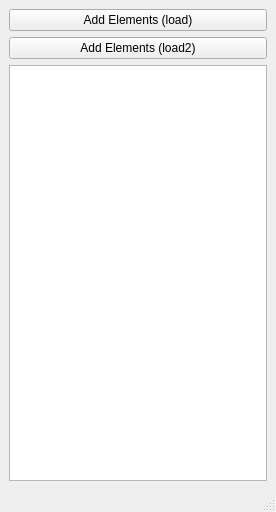
The window that src/QMainWidget.ui (apalomer/QTreeView_example) describes before a commit, drawn with Qt 5.
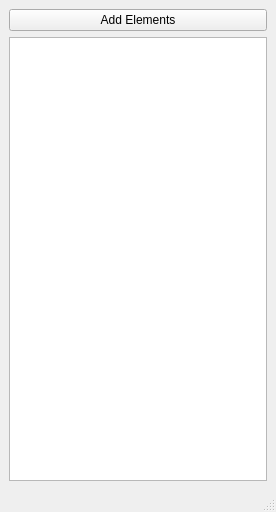
The same window after the commit.

Diff of the .ui file:
```diff
--- a/src/QMainWidget.ui
+++ b/src/QMainWidget.ui
@@ -18,19 +18,12 @@
     <item row="0" column="0">
      <widget class="QPushButton" name="addElementsLoad_pushButton">
       <property name="text">
-       <string>Add Elements (load)</string>
+       <string>Add Elements</string>
       </property>
      </widget>
     </item>
-    <item row="2" column="0">
-     <widget class="QTreeView" name="treeView"/>
-    </item>
     <item row="1" column="0">
-     <widget class="QPushButton" name="addElementsLoad2_pushButton">
-      <property name="text">
-       <string>Add Elements (load2)</string>
-      </property>
-     </widget>
+     <widget class="QTreeView" name="treeView"/>
     </item>
    </layout>
   </widget>
```
Left out of the diff: 2 changed lines with no effect on the pictures.
